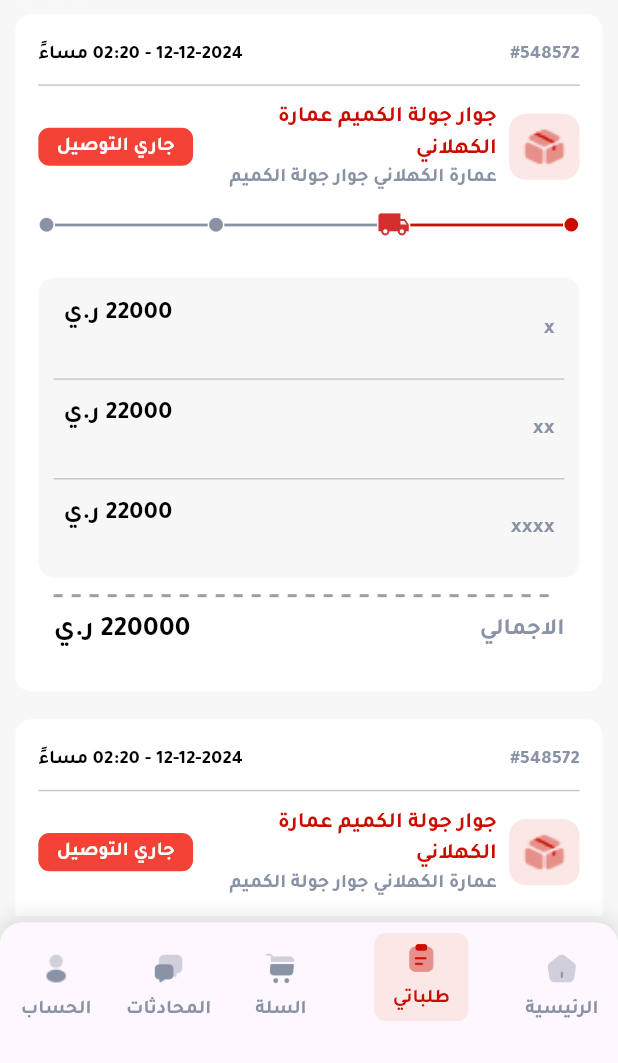
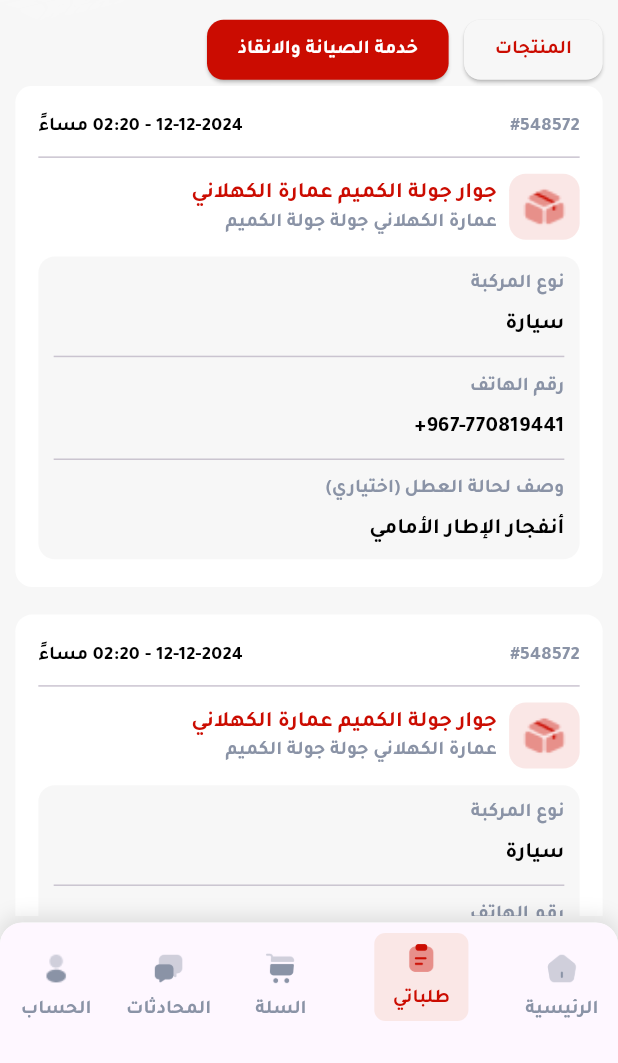
Before and after one commit to Mahmoudyuones/Motor, a Flutter app: the screen it shows after launch, item 2 of the bottom bar chosen, on a phone screen of 412 x 824 dp, the part 173-1236 px from its top. Run offline on Flutter 3.47's test engine with Material 3 defaults, Android fonts, the light colour scheme and no system bars; drawn by our look-alikes of dotted_line; our stand-ins replace animate_do, animated_toggle_switch, dotted_border, flutter_screenutil, intl_phone_field, modal_bottom_sheet and 1 more.

Commit message:
add help and repair section

```diff
--- /dev/null
+++ b/lib/core/widgets/help_and_repair_widget.dart
@@ -0,0 +1,167 @@
+import 'package:flutter/material.dart';
+import 'package:flutter_screenutil/flutter_screenutil.dart';
+import 'package:motor/core/resources/color_manager.dart';
+import 'package:motor/core/resources/font_manager.dart';
+import 'package:motor/core/resources/styles_manager.dart';
+
+class HelpAndRepairWidget extends StatelessWidget {
+  final String orderId;
+  final String date;
+  final String address1;
+  final String address2;
+  final String vehicleType;
+  final String phoneNumber;
+  final String description;
+
+  const HelpAndRepairWidget({
+    super.key,
+    required this.orderId,
+    required this.date,
+    required this.address1,
+    required this.address2,
+    required this.vehicleType,
+    required this.phoneNumber,
+    required this.description,
+  });
+
+  @override
+  Widget build(BuildContext context) {
+    return Container(
+      padding: EdgeInsets.symmetric(horizontal: 5.w, vertical: 20.h),
+      decoration: BoxDecoration(
+        color: ColorManager.white,
+        borderRadius: BorderRadius.circular(12.r),
+      ),
+      child: Padding(
+        padding: EdgeInsets.symmetric(horizontal: 10.w),
+        child: Column(
+          children: [
+            Row(
+              mainAxisAlignment: MainAxisAlignment.spaceBetween,
+              children: [
+                Text(
+                  orderId,
+                  style: StylesManager.getSemiBoldStyle(
+                    color: ColorManager.grey,
+                    fontSize: FontSize.s14,
+                  ),
+                ),
+                Text(
+                  date,
+                  style: StylesManager.getSemiBoldStyle(
+                    color: ColorManager.black,
+                    fontSize: FontSize.s14,
+                  ),
+                ),
+              ],
+            ),
+            Divider(height: 24.h),
+            Row(
+              children: [
+                Container(
+                  decoration: BoxDecoration(
+                    borderRadius: BorderRadius.circular(12.r),
+                    color: ColorManager.backGroundRed,
+                  ),
+                  padding: EdgeInsets.all(8.w),
+                  child: Image.asset(
+                    'assets/icons/box.png',
+                    height: 30.h,
+                    width: 30.w,
+                    fit: BoxFit.fill,
+                  ),
+                ),
+                SizedBox(width: 8.w),
+                Expanded(
+                  child: Column(
+                    crossAxisAlignment: CrossAxisAlignment.start,
+                    children: [
+                      Text(
+                        address1,
+                        style: StylesManager.getSemiBoldStyle(
+                          color: ColorManager.primary,
+                          fontSize: FontSize.s16,
+                        ),
+                      ),
+                      Text(
+                        address2,
+                        style: StylesManager.getSemiBoldStyle(
+                          color: ColorManager.grey,
+                          fontSize: FontSize.s14,
+                        ),
+                      ),
+                    ],
+                  ),
+                ),
+                SizedBox(width: 8.w),
+              ],
+            ),
+            SizedBox(height: 12.h),
+            Container(
+              decoration: BoxDecoration(
+                borderRadius: BorderRadius.circular(12.r),
+                color: ColorManager.backGroundWhite,
+              ),
+              child: Padding(
+                padding: EdgeInsets.symmetric(horizontal: 10.w, vertical: 10.h),
+                child: Column(
+                  crossAxisAlignment: CrossAxisAlignment.stretch,
+                  mainAxisAlignment: MainAxisAlignment.start,
+                  children: [
+                    Text(
+                      'نوع المركبة',
+                      style: StylesManager.getBoldStyle(
+                        color: ColorManager.grey,
+                        fontSize: FontSize.s14,
+                      ),
+                    ),
+                    SizedBox(height: 8.h),
+                    Text(
+                      vehicleType,
+                      style: StylesManager.getSemiBoldStyle(
+                        color: ColorManager.black,
+                        fontSize: FontSize.s16,
+                      ),
+                    ),
+                    Divider(height: 24.h),
+                    Text(
+                      'رقم الهاتف',
+                      style: StylesManager.getBoldStyle(
+                        color: ColorManager.grey,
+                        fontSize: FontSize.s14,
+                      ),
+                    ),
+                    SizedBox(height: 8.h),
+                    Text(
+                      phoneNumber,
+                      style: StylesManager.getSemiBoldStyle(
+                        color: ColorManager.black,
+                        fontSize: FontSize.s16,
+                      ),
+                    ),
+                    Divider(height: 24.h),
+                    Text(
+                      'وصف لحالة العطل (اختياري)',
+                      style: StylesManager.getBoldStyle(
+                        color: ColorManager.grey,
+                        fontSize: FontSize.s14,
+                      ),
+                    ),
+                    SizedBox(height: 8.h),
+                    Text(
+                      description,
+                      style: StylesManager.getSemiBoldStyle(
+                        color: ColorManager.black,
+                        fontSize: FontSize.s16,
+                      ),
+                    ),
+                  ],
+                ),
+              ),
+            ),
+          ],
+        ),
+      ),
+    );
+  }
+}
--- a/lib/core/widgets/talabat_widget.dart
+++ b/lib/core/widgets/talabat_widget.dart
@@ -95,8 +95,12 @@ class TalabatWidget extends StatelessWidget {
                         ],
                       ),
                     ),
-                    SizedBox(width: 8.w),
-                    Container(
+                  ],
+                ),
+                SizedBox(height: 12.h),
+                Align(
+                  alignment: Alignment.centerRight,
+                  child: Container(
                     padding: EdgeInsets.symmetric(
                       horizontal: 12.w,
                       vertical: 4.h,
@@ -113,7 +117,6 @@ class TalabatWidget extends StatelessWidget {
                       ),
                     ),
                   ),
-                  ],
                 ),
                 SizedBox(height: 12.h),
                 Row(
--- a/lib/features/taps/talapaty_tap.dart
+++ b/lib/features/taps/talapaty_tap.dart
@@ -4,14 +4,26 @@ import 'package:motor/core/models/product_model.dart';
 import 'package:motor/core/resources/color_manager.dart';
 import 'package:motor/core/resources/font_manager.dart';
 import 'package:motor/core/resources/styles_manager.dart';
+import 'package:motor/core/widgets/help_and_repair_widget.dart';
 import 'package:motor/core/widgets/talabat_widget.dart';
 
-class TalapatyTap extends StatelessWidget {
+class TalapatyTap extends StatefulWidget {
   TalapatyTap({super.key});
+
+  @override
+  State<TalapatyTap> createState() => _TalapatyTapState();
+}
+
+class _TalapatyTapState extends State<TalapatyTap> {
+  bool isProductsSelected = false;
   final int orderCompleted = 3;
+
   final int orderInProgress = 2;
+
   final double totalPrice = 500000;
+
   final String date = '12-12-2024 - 02:20';
+
   final List<ProductModel> products = [
     ProductModel(
       productName: 'x',
@@ -50,6 +62,7 @@ class TalapatyTap extends StatelessWidget {
       newPrice: 22000,
     ),
   ];
+
   @override
   Widget build(BuildContext context) {
     return Stack(
@@ -155,12 +168,89 @@ class TalapatyTap extends StatelessWidget {
           child: Column(
             children: [
               SizedBox(height: 130.h),
+              Row(
+                children: [
+                  ElevatedButton(
+                    onPressed: () {
+                      if (isProductsSelected) return;
+                      setState(() {
+                        isProductsSelected = true;
+                      });
+                    },
+                    style: ElevatedButton.styleFrom(
+                      backgroundColor:
+                          isProductsSelected
+                              ? ColorManager.primary
+                              : ColorManager.backGroundWhite,
+                      foregroundColor:
+                          isProductsSelected
+                              ? ColorManager.white
+                              : ColorManager.primary,
+                      shape: RoundedRectangleBorder(
+                        borderRadius: BorderRadius.circular(12.r),
+                      ),
+                      padding: EdgeInsets.symmetric(
+                        horizontal: 20.w,
+                        vertical: 10.h,
+                      ),
+                    ),
+                    child: Text(
+                      'المنتجات',
+                      style: StylesManager.getSemiBoldStyle(
+                        color:
+                            isProductsSelected
+                                ? ColorManager.white
+                                : ColorManager.primary,
+                        fontSize: FontSize.s14,
+                      ),
+                    ),
+                  ),
+                  SizedBox(width: 10.w),
+                  ElevatedButton(
+                    onPressed: () {
+                      if (!isProductsSelected) return;
+                      setState(() {
+                        isProductsSelected = false;
+                      });
+                    },
+                    style: ElevatedButton.styleFrom(
+                      backgroundColor:
+                          !isProductsSelected
+                              ? ColorManager.primary
+                              : ColorManager.backGroundWhite,
+                      foregroundColor:
+                          !isProductsSelected
+                              ? ColorManager.white
+                              : ColorManager.primary,
+                      shape: RoundedRectangleBorder(
+                        borderRadius: BorderRadius.circular(12.r),
+                      ),
+                      padding: EdgeInsets.symmetric(
+                        horizontal: 20.w,
+                        vertical: 10.h,
+                      ),
+                    ),
+                    child: Text(
+                      'خدمة الصيانة والانقاذ',
+                      style: StylesManager.getSemiBoldStyle(
+                        color:
+                            !isProductsSelected
+                                ? ColorManager.white
+                                : ColorManager.primary,
+                        fontSize: FontSize.s14,
+                      ),
+                    ),
+                  ),
+                ],
+              ),
               Expanded(
                 child: ListView.separated(
                   padding: EdgeInsets.zero,
                   separatorBuilder: (context, index) => SizedBox(height: 20.h),
                   itemBuilder:
-                      (context, index) => TalabatWidget(
+                      (context, index) =>
+                          isProductsSelected
+                              ? TalabatWidget(
                                 date: '$date مساءً',
                                 totalPrice: 220000,
                                 products: products,
@@ -168,6 +258,15 @@ class TalapatyTap extends StatelessWidget {
                                 address2: 'عمارة الكهلاني جوار جولة الكميم',
                                 orderStatus: 'جاري التوصيل',
                                 orderId: '#548572',
+                              )
+                              : HelpAndRepairWidget(
+                                date: '$date مساءً',
+                                orderId: '#548572',
+                                address1: 'جوار جولة الكميم عمارة الكهلاني',
+                                address2: 'عمارة الكهلاني جولة جولة الكميم',
+                                vehicleType: 'سيارة',
+                                phoneNumber: '967-770819441+',
+                                description: 'أنفجار الإطار الأمامي',
                               ),
                   itemCount: 10,
                 ),
```
Lines whose indentation alone changed are shown as unchanged.
